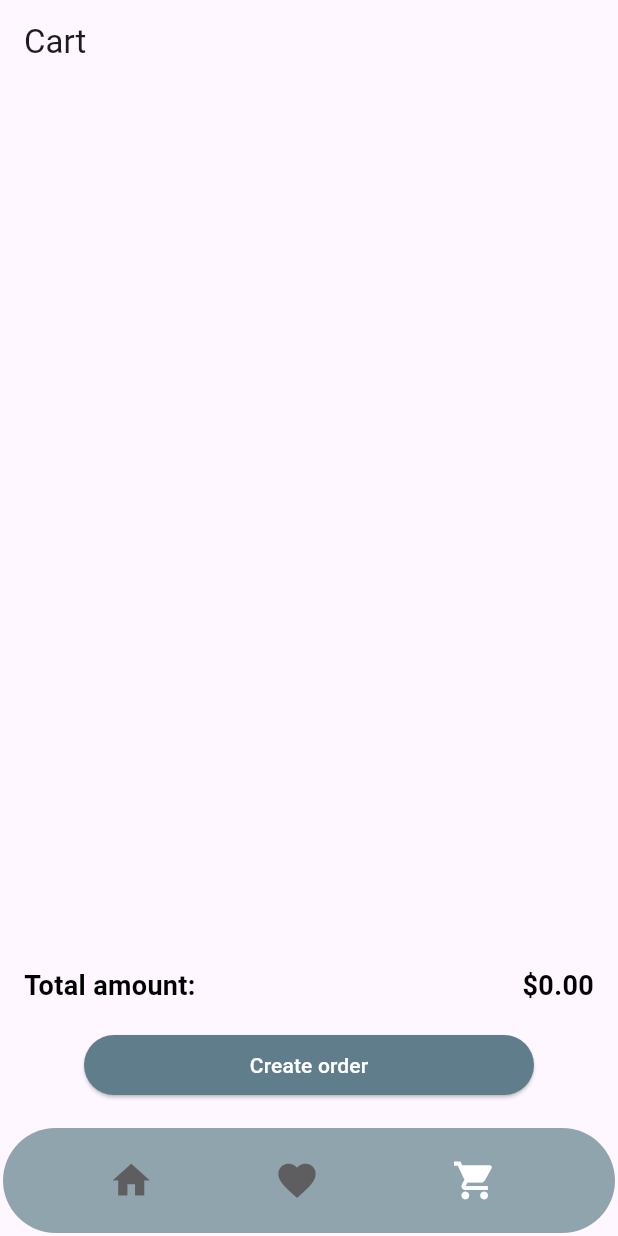
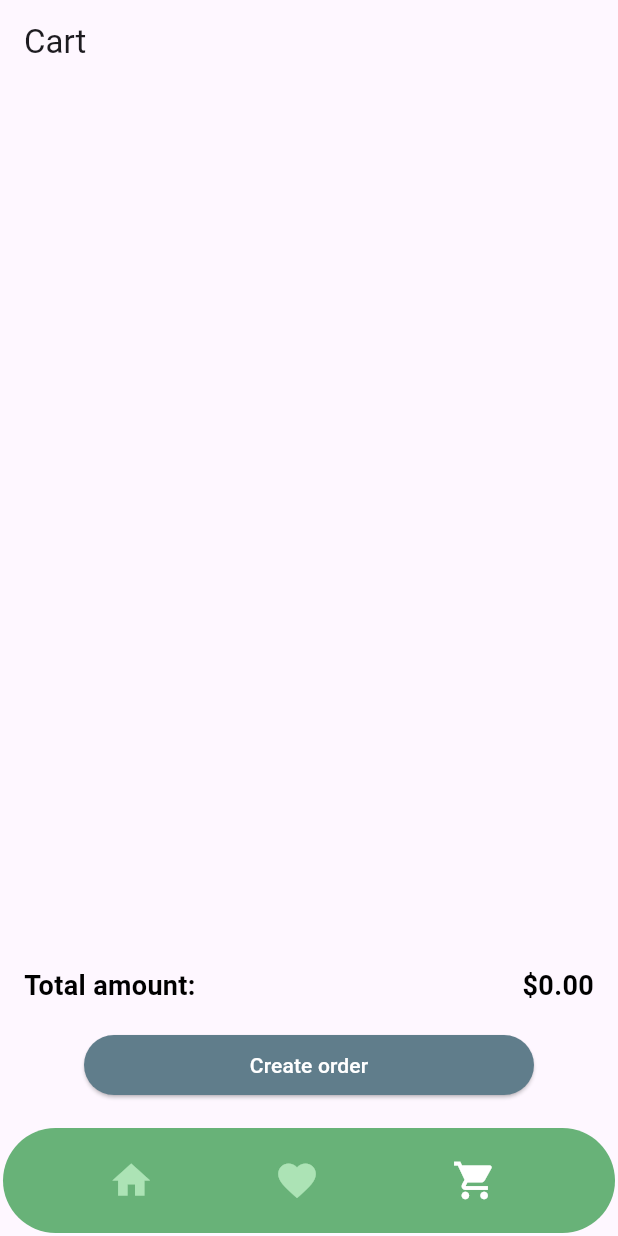
Before and after one commit to dobrunov/My_shop, a Flutter app: the screen it shows after launch, item 3 of the bottom bar chosen, on a phone screen of 412 x 824 dp. Run offline on Flutter 3.47's test engine with Material 3 defaults, Android fonts, the phone set to English and light mode, and no system bars; our stand-ins replace flutter_riverpod; network calls fail.

Commit message:
added 'app_colors' and changed home page colors

```diff
--- a/lib/main.dart
+++ b/lib/main.dart
@@ -8,6 +8,7 @@ import 'package:my_shop/pages/home/home.dart';
 import 'package:my_shop/pages/store/catalog.dart';
 import 'package:my_shop/river_providers/product_provider.dart';
 import 'package:my_shop/river_providers/providers.dart';
+import 'package:my_shop/styles/app_colors.dart';
 
 void main() {
   runApp(
@@ -66,7 +67,7 @@ class MainScreenState extends ConsumerState<MainScreen> {
         child: Container(
           height: 70,
           decoration: BoxDecoration(
-            color: Colors.blueGrey[300],
+            color: AppColors.primaryColor,
             borderRadius: const BorderRadius.all(Radius.circular(35.0)),
           ),
           child: Row(
@@ -80,7 +81,7 @@ class MainScreenState extends ConsumerState<MainScreen> {
                     child: Icon(
                       size: 30.0,
                       Icons.home,
-                      color: _selectedIndex == 0 ? Colors.white : const Color(0xff5E5E60),
+                      color: _selectedIndex == 0 ? Colors.white : AppColors.inactiveColor,
                     ),
                   ),
                 ]),
@@ -94,7 +95,7 @@ class MainScreenState extends ConsumerState<MainScreen> {
                       child: Icon(
                         size: 30.0,
                         Icons.favorite,
-                        color: _selectedIndex == 1 ? Colors.white : const Color(0xff5E5E60),
+                        color: _selectedIndex == 1 ? Colors.white : AppColors.inactiveColor,
                       ),
                     ),
                     if (favorites.isNotEmpty)
@@ -103,7 +104,7 @@ class MainScreenState extends ConsumerState<MainScreen> {
                         child: Container(
                           padding: const EdgeInsets.all(1),
                           decoration: BoxDecoration(
-                            color: Color(0xff177171),
+                            color: AppColors.badgeColor,
                             borderRadius: BorderRadius.circular(6),
                           ),
                           constraints: const BoxConstraints(minWidth: 15, minHeight: 15),
@@ -126,7 +127,7 @@ class MainScreenState extends ConsumerState<MainScreen> {
                       child: Icon(
                         size: 30.0,
                         Icons.shopping_cart,
-                        color: _selectedIndex == 2 ? Colors.white : const Color(0xff5E5E60),
+                        color: _selectedIndex == 2 ? Colors.white : AppColors.inactiveColor,
                       ),
                     ),
                     if (cartItems.isNotEmpty)
@@ -135,7 +136,7 @@ class MainScreenState extends ConsumerState<MainScreen> {
                         child: Container(
                           padding: const EdgeInsets.all(1),
                           decoration: BoxDecoration(
-                            color: Color(0xff177171),
+                            color: AppColors.badgeColor,
                             borderRadius: BorderRadius.circular(6),
                           ),
                           constraints: const BoxConstraints(minWidth: 14, minHeight: 14),
--- a/lib/pages/home/category_list.dart
+++ b/lib/pages/home/category_list.dart
@@ -1,6 +1,7 @@
 import 'package:flutter/material.dart';
 
 import '../../models/products.dart';
+import '../../styles/app_colors.dart';
 import '../../utils/custom_scroll_behavior.dart';
 import '../category/products_by_category.dart';
 
@@ -39,7 +40,7 @@ class CategoryListWidget extends StatelessWidget {
                         category.name,
                         style: const TextStyle(color: Colors.white),
                       ),
-                      backgroundColor: Colors.blueGrey[300],
+                      backgroundColor: AppColors.primaryColor,
                       side: BorderSide.none,
                       shape: RoundedRectangleBorder(
                         borderRadius: BorderRadius.circular(16.0),
--- /dev/null
+++ b/lib/styles/app_colors.dart
@@ -0,0 +1,13 @@
+import 'package:flutter/material.dart';
+
+class AppColors {
+  static Color primaryColor = const Color(0xFF68B278);
+  static Color inactiveColor = const Color(0xfface3b5);
+
+  static Color cardBackgroundColor = const Color(0xffE8EDE8);
+
+  static Color badgeColor = const Color(0xfffb2149);
+  static Color badgeInactiveColor = const Color(0xff888888);
+
+  static Color pricesColor = const Color(0xFF58468D);
+}
```
Also changed, not shown: lib/pages/home/home.dart (+5 -4 lines).
